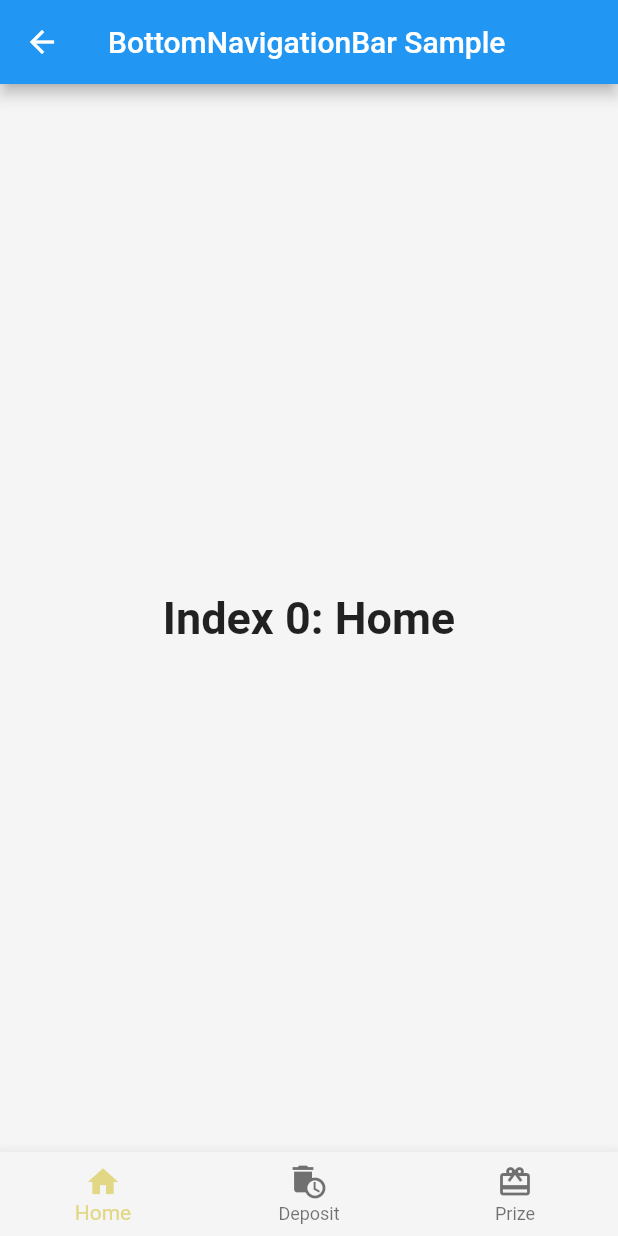
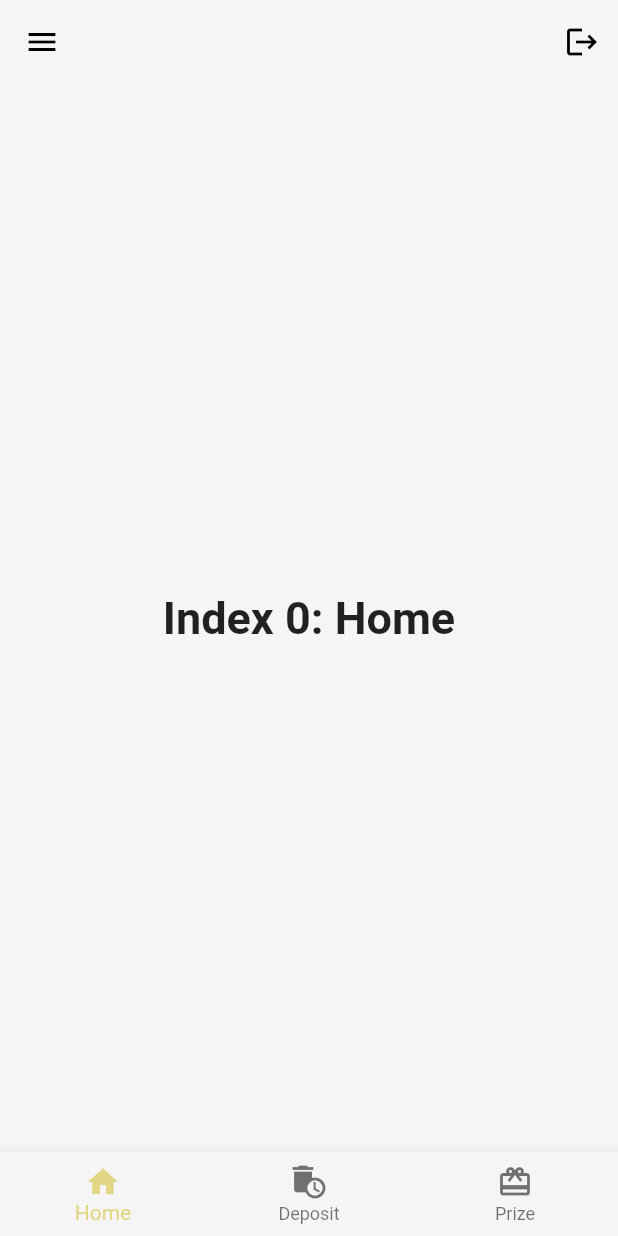
Before and after one commit to iyoubee/Trashsure-Flutter, a Flutter app: the AdminPage screen opened by its route, on a phone screen of 412 x 824 dp. Run offline on Flutter 3.47's test engine with Material 2 defaults, Android fonts, the phone set to English and light mode, and no system bars; missing offline and left inert: pbp_django_auth.

Commit message:
main layout

```diff
--- a/lib/pages/AdminPage.dart
+++ b/lib/pages/AdminPage.dart
@@ -1,6 +1,7 @@
 // ignore_for_file: file_names
 
 import 'package:flutter/material.dart';
+import 'package:trashsure/components/Drawer.dart';
 
 class AdminPage extends StatefulWidget {
   const AdminPage({super.key});
@@ -18,14 +19,22 @@ class _AdminPageState extends State<AdminPage> {
       'Index 0: Home',
       style: optionStyle,
     ),
-    Text(
-      'Index 1: Business',
-      style: optionStyle,
-    ),
-    Text(
-      'Index 2: School',
-      style: optionStyle,
-    ),
+    Scaffold(
+        backgroundColor: Color.fromARGB(255, 245, 245, 245),
+        floatingActionButton: FloatingActionButton(
+          onPressed: null,
+          tooltip: 'Add Deposit',
+          backgroundColor: Color.fromARGB(255, 5, 89, 91),
+          child: Icon(Icons.add),
+        )),
+    Scaffold(
+        backgroundColor: Color.fromARGB(255, 245, 245, 245),
+        floatingActionButton: FloatingActionButton(
+          onPressed: null,
+          tooltip: 'Add Deposit',
+          backgroundColor: Color.fromARGB(255, 5, 89, 91),
+          child: Icon(Icons.add),
+        ))
   ];
 
   void _onItemTapped(int index) {
@@ -39,8 +48,24 @@ class _AdminPageState extends State<AdminPage> {
     return Scaffold(
       backgroundColor: const Color.fromARGB(255, 245, 245, 245),
       appBar: AppBar(
-        title: const Text('BottomNavigationBar Sample'),
+        backgroundColor: const Color.fromARGB(255, 245, 245, 245),
+        elevation: 0,
+        iconTheme: IconThemeData(color: Colors.black),
+        actions: <Widget>[
+          GestureDetector(
+            child: IconButton(
+              icon: const Icon(
+                Icons.logout,
+                color: Colors.black,
+              ),
+              onPressed: () {
+                // do something
+              },
+            ),
+          ),
+        ],
       ),
+      drawer: DrawerCustom(),
       body: Center(
         child: _widgetOptions.elementAt(_selectedIndex),
       ),
```
